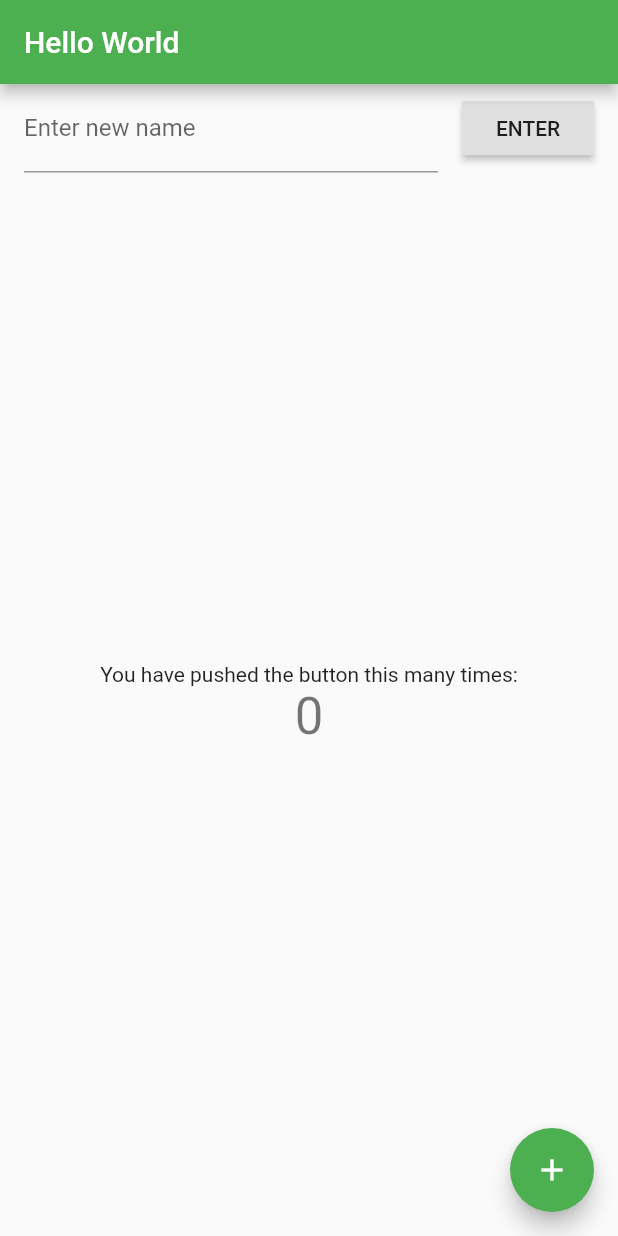
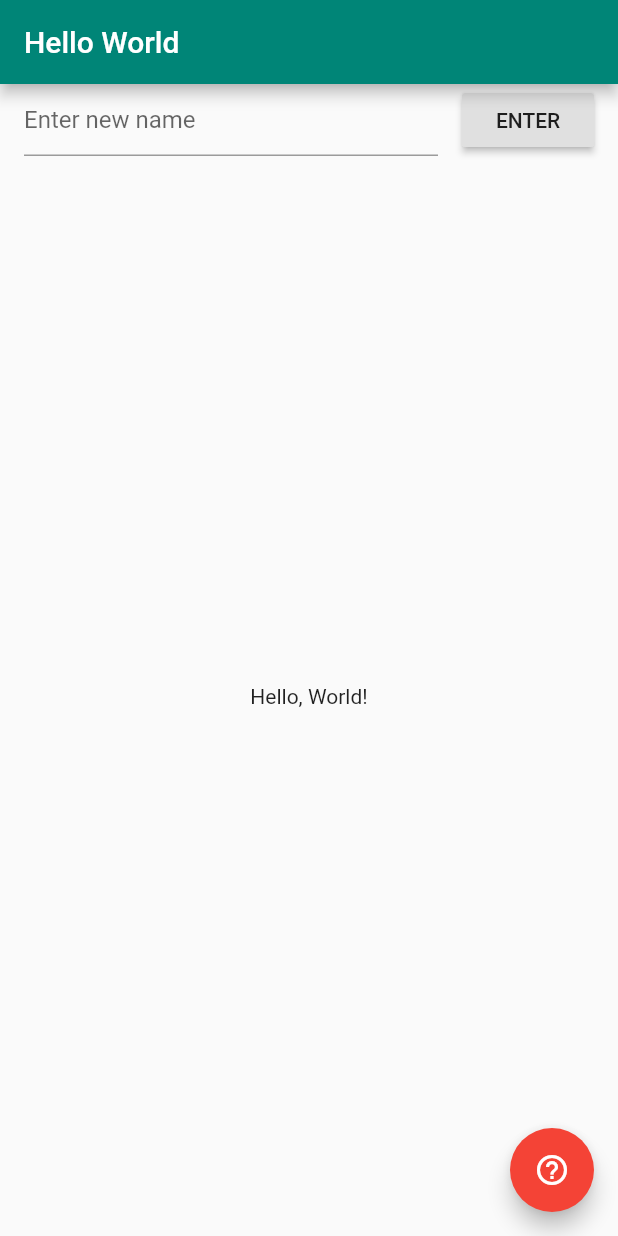
Before and after one commit to Kc-codetalker/tktpl-lab7-1706039976, a Flutter app: the screen it shows after launch, on a phone screen of 412 x 824 dp. Run offline on Flutter 3.47's test engine with Material 2 defaults, Android fonts, the phone set to English and light mode, and no system bars.

Commit message:
Finish mimicking Lab-1 hello world app.

```diff
--- a/lib/main.dart
+++ b/lib/main.dart
@@ -18,7 +18,7 @@ class MyApp extends StatelessWidget {
         // or simply save your changes to "hot reload" in a Flutter IDE).
         // Notice that the counter didn't reset back to zero; the application
         // is not restarted.
-        primarySwatch: Colors.green,
+        primarySwatch: Colors.red,
       ),
       home: MyHomePage(title: 'Hello World'),
     );
@@ -72,6 +72,7 @@ class _MyHomePageState extends State<MyHomePage> {
         // Here we take the value from the MyHomePage object that was created by
         // the App.build method, and use it to set our appbar title.
         title: Text(widget.title),
+        backgroundColor: Color(0xff008577),
       ),
       body: Column(
         children: <Widget>[
@@ -82,7 +83,7 @@ class _MyHomePageState extends State<MyHomePage> {
                 child: TextField(
                   decoration: InputDecoration(
                     border: UnderlineInputBorder(),
-                    labelText: 'Enter new name',
+                    hintText: 'Enter new name',
                   ),
                 ),
               ),
@@ -101,31 +102,8 @@ class _MyHomePageState extends State<MyHomePage> {
             child: Center(
               // Center is a layout widget. It takes a single child and positions it
               // in the middle of the parent.
-              child: Column(
-                // Column is also a layout widget. It takes a list of children and
-                // arranges them vertically. By default, it sizes itself to fit its
-                // children horizontally, and tries to be as tall as its parent.
-                //
-                // Invoke "debug painting" (press "p" in the console, choose the
-                // "Toggle Debug Paint" action from the Flutter Inspector in Android
-                // Studio, or the "Toggle Debug Paint" command in Visual Studio Code)
-                // to see the wireframe for each widget.
-                //
-                // Column has various properties to control how it sizes itself and
-                // how it positions its children. Here we use mainAxisAlignment to
-                // center the children vertically; the main axis here is the vertical
-                // axis because Columns are vertical (the cross axis would be
-                // horizontal).
-                mainAxisAlignment: MainAxisAlignment.center,
-                children: <Widget>[
-                  Text(
-                    'You have pushed the button this many times:',
-                  ),
-                  Text(
-                    '$_counter',
-                    style: Theme.of(context).textTheme.display1,
-                  ),
-                ],
+              child: Text(
+                "Hello, World!"
               ),
             ),
           ),
@@ -134,7 +112,7 @@ class _MyHomePageState extends State<MyHomePage> {
       floatingActionButton: FloatingActionButton(
         onPressed: _incrementCounter,
         tooltip: 'Increment',
-        child: Icon(Icons.add),
+        child: Icon(Icons.help_outline),
       ), // This trailing comma makes auto-formatting nicer for build methods.
     );
   }
```
